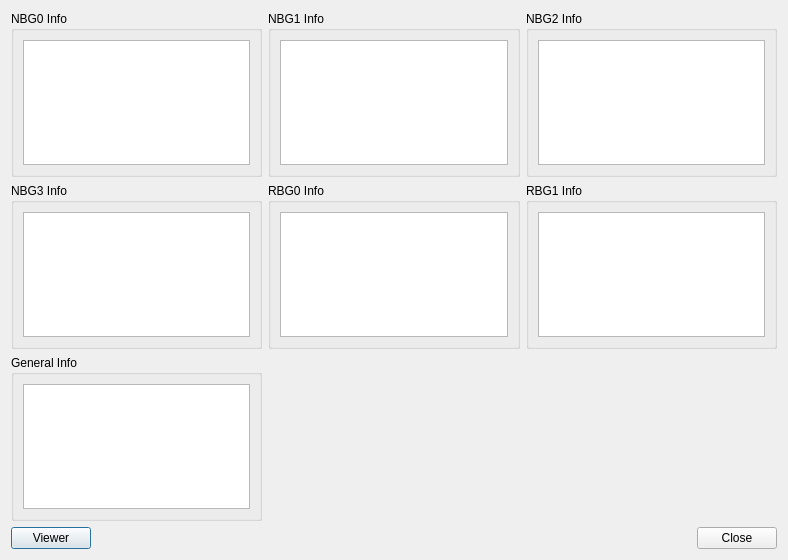
The window that yabause/src/port/qt/ui/UIDebugVDP2.ui (libretro/yabause) describes before a commit, drawn with Qt 5.
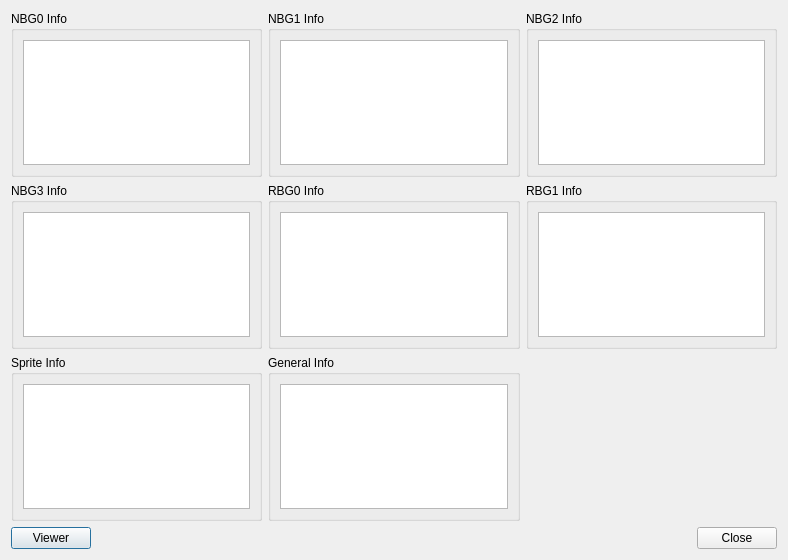
The same window after the commit.

Commit message: Add a sprite window in VDP2 debug in order to see Framebuffer content. It is raw content, so not ni final color

Diff of the .ui file:
```diff
--- a/yabause/src/port/qt/ui/UIDebugVDP2.ui
+++ b/yabause/src/port/qt/ui/UIDebugVDP2.ui
@@ -113,6 +113,22 @@
       </widget>
      </item>
      <item row="2" column="0">
+      <widget class="QGroupBox" name="SPRITEDebug">
+       <property name="title">
+        <string>Sprite Info</string>
+       </property>
+       <layout class="QVBoxLayout" name="verticalLayout">
+        <item>
+         <widget class="QPlainTextEdit" name="pteSPRITEInfo">
+          <property name="readOnly">
+           <bool>true</bool>
+          </property>
+         </widget>
+        </item>
+       </layout>
+      </widget>
+     </item>
+     <item row="2" column="1">
       <widget class="QGroupBox" name="GeneralDebug">
        <property name="title">
         <string>General Info</string>
```
The commit also changes 5 other files.
